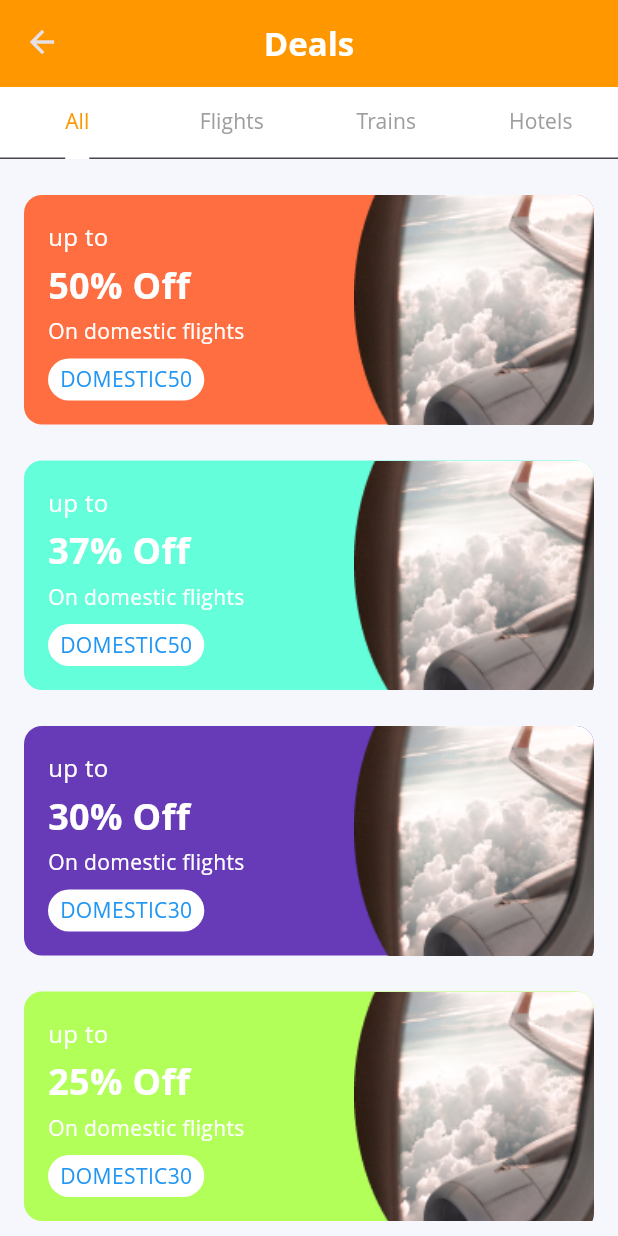
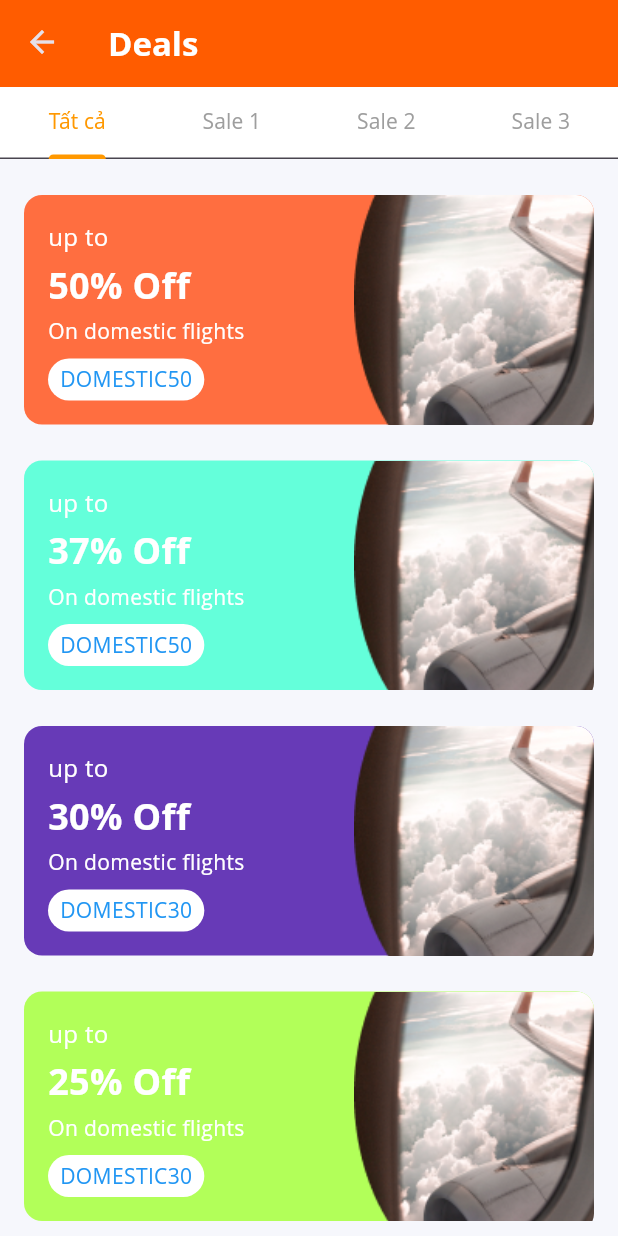
Before and after one commit to CapstoneProjectFA24/movemate-mobile, a Flutter app: the PromotionScreen screen opened by its route, on a phone screen of 412 x 824 dp. Run offline on Flutter 3.47's test engine with Material 3 defaults, Android fonts, the phone set to English and light mode, and no system bars; our stand-ins replace auto_route, dio, flutter_hooks, flutter_native_splash, flutter_riverpod, font_awesome_flutter and 4 more; accounts and stored records are empty; Roboto replaces fonts that are missing (Open Sans).

Commit message:
2-fix: fix-ui

```diff
--- a/lib/configs/routes/app_router.dart
+++ b/lib/configs/routes/app_router.dart
@@ -25,6 +25,7 @@ class AppRouter extends _$AppRouter {
         // auth
         AutoRoute(
           page: SignInScreenRoute.page,
+
         ),
         AutoRoute(
           page: SignUpScreenRoute.page,
@@ -32,7 +33,7 @@ class AppRouter extends _$AppRouter {
         // Màn hình Onboarding
         AutoRoute(
           page: OnboardingScreenRoute.page,
-          initial: true,
+              initial: true,
 
         ),
         AutoRoute(
--- a/lib/features/auth/presentation/sign_up/sign_up_screen.dart
+++ b/lib/features/auth/presentation/sign_up/sign_up_screen.dart
@@ -4,6 +4,7 @@ import 'package:flutter_hooks/flutter_hooks.dart';
 import 'package:hooks_riverpod/hooks_riverpod.dart';
 
 import 'package:auto_route/auto_route.dart';
+import 'package:movemate/features/auth/presentation/sign_in/sign_in_screen.dart';
 import '../custom_scaford.dart';
 import 'package:icons_plus/icons_plus.dart';
 
@@ -241,7 +242,7 @@ class SignUpScreen extends HookConsumerWidget with Validations {
                                 context,
                                 MaterialPageRoute(
                                   // builder: (e) => const SignUpScreen(),
-                                  builder: (context) => SignUpScreen(),
+                                  builder: (context) => SignInScreen()
                                 ),
                               );
                             },
--- a/lib/features/promotion/presentation/promotion_screen.dart
+++ b/lib/features/promotion/presentation/promotion_screen.dart
@@ -1,41 +1,29 @@
 import 'package:flutter/material.dart';
-import 'package:auto_route/auto_route.dart';
-import 'package:movemate/features/promotion/presentation/promotion_list.dart';
+import 'package:flutter_hooks/flutter_hooks.dart';
+import 'package:hooks_riverpod/hooks_riverpod.dart';
+import 'package:movemate/utils/commons/widgets/promotion_layout/widget/promotion_list.dart';
+import 'package:movemate/utils/constants/asset_constant.dart';
 
-@RoutePage()
-class PromotionScreen extends StatefulWidget {
+class PromotionScreen extends HookConsumerWidget {
   const PromotionScreen({super.key});
 
   @override
-  State<PromotionScreen> createState() => _PromotionScreenState();
-}
+  Widget build(BuildContext context, WidgetRef ref) {
+    final tabController = useTabController(initialLength: 4);
 
-class _PromotionScreenState extends State<PromotionScreen>
-    with SingleTickerProviderStateMixin {
-  late TabController _tabController;
+    List<String> tabs = ["Tất cả", "Sale 1", "Sale 2", "Sale 3"];
 
-  @override
-  void initState() {
-    super.initState();
-    _tabController = TabController(length: 4, vsync: this);
-    WidgetsBinding.instance.addPostFrameCallback((_) {
-      FocusScope.of(context).unfocus();
-    });
-  }
+    useEffect(() {
+      WidgetsBinding.instance.addPostFrameCallback((_) {
+        FocusScope.of(context).unfocus();
+      });
+      return null;
+    }, []);
 
-  @override
-  void dispose() {
-    _tabController.dispose();
-
-    super.dispose();
-  }
-
-  @override
-  Widget build(BuildContext context) {
     return Scaffold(
       resizeToAvoidBottomInset: false,
       appBar: AppBar(
-        backgroundColor: Colors.orange,
+        backgroundColor: AssetsConstants.primaryMain,
         elevation: 0,
         title: const Text(
           'Deals',
@@ -44,44 +32,48 @@ class _PromotionScreenState extends State<PromotionScreen>
             fontWeight: FontWeight.bold,
           ),
         ),
-        centerTitle: true,
         bottom: PreferredSize(
           preferredSize: const Size.fromHeight(50.0),
           child: Container(
             color: Colors.white,
             child: TabBar(
-              controller: _tabController,
+              controller: tabController,
               indicatorColor: Colors.orange,
               indicatorWeight: 2,
               labelColor: Colors.orange,
               unselectedLabelColor: Colors.grey,
-              tabs: const [
-                Tab(text: 'All'),
-                Tab(text: 'Flights'),
-                Tab(text: 'Trains'),
-                Tab(text: 'Hotels'),
-              ],
+              tabs: tabs.map((tab) => Tab(text: tab)).toList(),
             ),
           ),
         ),
       ),
       body: TabBarView(
-        controller: _tabController,
-        children: [
-          const PromotionList(),
-          _buildTabContent('Flights Deals'),
-          _buildTabContent('Trains Deals'),
-          _buildTabContent('Hotels Deals'),
+        controller: tabController,
+        children: const [
+          PromotionList(),
+          _TabContent(content: 'Flights Deals'),
+          _TabContent(content: 'Trains Deals'),
+          _TabContent(content: 'Hotels Deals'),
         ],
       ),
     );
   }
+}
 
-  Widget _buildTabContent(String content) {
+class _TabContent extends StatelessWidget {
+  final String content;
+
+  const _TabContent({required this.content});
+
+  @override
+  Widget build(BuildContext context) {
     return Center(
       child: Text(
         content,
-        style: const TextStyle(fontSize: 18, fontWeight: FontWeight.bold),
+        style: const TextStyle(
+          fontSize: 18,
+          fontWeight: FontWeight.bold,
+        ),
       ),
     );
   }
--- a/lib/onboarding_screen.dart
+++ b/lib/onboarding_screen.dart
@@ -18,18 +18,18 @@ class OnboardingScreen extends ConsumerWidget {
   final List<Introduction> list = [
     const Introduction(
         imageUrl: "assets/images/onboarding/onboarding1.png",
-        title: "Title 1",
+        title: "Chào Mừng Bạn Đến Với MoveMate!",
         subTitle:
             "Bất cứ nơi nào bạn đang ở, chuyển nhà dễ dàng với sự trợ giúp của MoveMate! Chúng tôi ở đây để làm cho việc chuyển nhà trở nên đơn giản và thuận tiện hơn bao giờ hết."),
     const Introduction(
       imageUrl: "assets/images/onboarding/onboarding2.png",
-      title: "Tilte 2?",
+      title: "Tại Sao Chọn MoveMate?",
       subTitle:
           "Dễ Dàng và Tiện Lợi\nAn Toàn và Đáng Tin Cậy\nTiết Kiệm Thời Gian và Chi Phí",
     ),
     const Introduction(
       imageUrl: "assets/images/onboarding/onboarding3.png",
-      title: "Title 3",
+      title: "Đặt Xe Dễ Dàng",
       subTitle:
           "Chuyển nhà dễ dàng với sự trợ giúp của MoveMate. Chọn dịch vụ, nhập thông tin, và hoàn tất đặt xe chỉ trong vài phút. MoveMate giúp bạn tiết kiệm thời gian và công sức!",
     ),
--- /dev/null
+++ b/lib/utils/commons/functions/functions_common_export.dart
@@ -0,0 +1 @@
+export './delay_util.dart';
--- a/lib/utils/commons/widgets/onboarding/introduction_screen.dart
+++ b/lib/utils/commons/widgets/onboarding/introduction_screen.dart
@@ -50,7 +50,7 @@ class _IntroScreenOnboardingState extends State<IntroScreenOnboarding> {
                       alignment: Alignment.topRight,
                       child: TextButton(
                         onPressed: widget.onTapSkipButton,
-                        child: Text('Skip', style: widget.skipTextStyle),
+                        child: Text('Bỏ qua', style: widget.skipTextStyle),
                       ),
                     ),
                   ],
```
Also changed, not shown: lib/features/auth/presentation/sign_in/sign_in_screen.dart (+18 -17 lines), lib/utils/commons/functions/delay_util.dart (added, +17 -0 lines), lib/utils/commons/widgets/onboarding/introduction.dart (+4 -3 lines), lib/utils/commons/widgets/promotion_layout/widget/promotion_list.dart (renamed from lib/features/promotion/presentation/promotion_list.dart).
